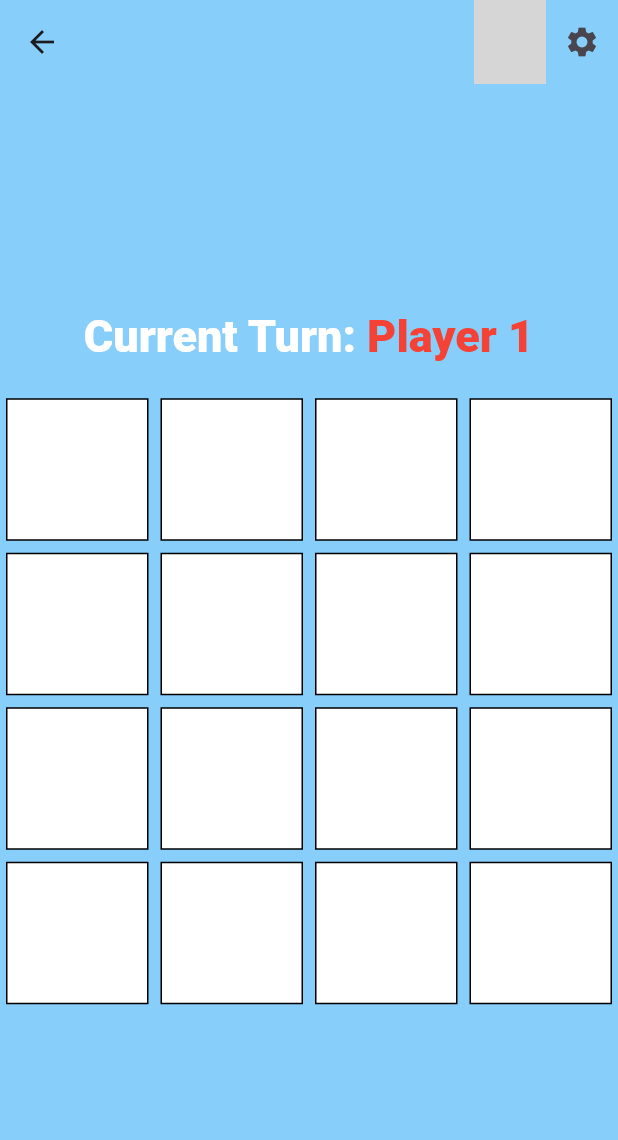
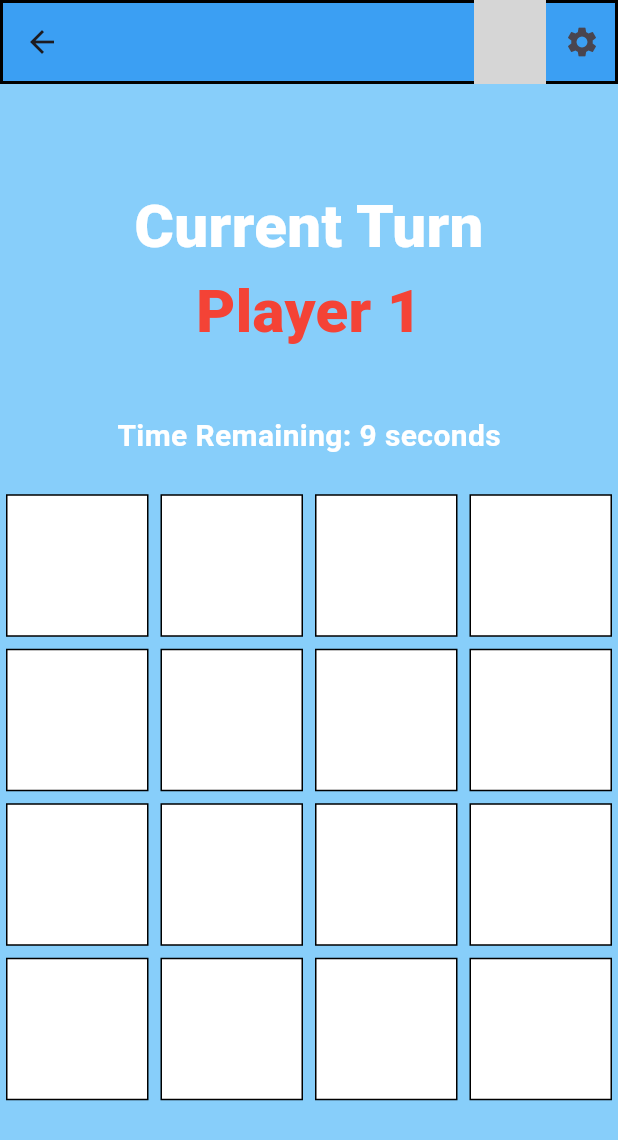
Before and after one commit to gauransh18/GRIDLOCK, a Flutter app: the GamePage screen opened by its route, on a phone screen of 412 x 824 dp. Shown: the top 1140 px of the screen. Run offline on Flutter 3.47's test engine with Material 3 defaults, Android fonts, the phone set to English and light mode, and no system bars; our stand-ins replace google_fonts; missing offline and left inert: simple_animated_button; Roboto replaces fonts that are missing (Slackey); grey boxes are pictures that could not be loaded.

Commit message:
game page ui update 2

```diff
--- a/lib/screens/game_page.dart
+++ b/lib/screens/game_page.dart
@@ -5,6 +5,7 @@ import 'package:provider/provider.dart';
 import 'package:simple_animated_button/elevated_layer_button.dart';
 import 'settings_screen.dart';
 import 'package:google_fonts/google_fonts.dart';
+import 'dart:async';
 
 class GamePage extends StatefulWidget {
   final String title;
@@ -16,30 +17,61 @@ class GamePage extends StatefulWidget {
 }
 
 class _GamePageState extends State<GamePage> {
+  Timer? _turnTimer;
+  int _remainingTime = 10;
+
   @override
   void initState() {
     super.initState();
     WidgetsBinding.instance.addPostFrameCallback((_) {
       final game = Provider.of<Game>(context, listen: false);
       game.addListener(_gameListener);
+      _startTimer();
     });
   }
 
   @override
   void dispose() {
+    _turnTimer?.cancel();
     final game = Provider.of<Game>(context, listen: false);
     game.removeListener(_gameListener);
     super.dispose();
   }
 
+  void _startTimer() {
+    _turnTimer?.cancel();
+    setState(() {
+      _remainingTime = 10;
+    });
+    _turnTimer = Timer.periodic(Duration(seconds: 1), (timer) {
+      if (_remainingTime > 0) {
+        setState(() {
+          _remainingTime--;
+        });
+      } else {
+        _turnTimer?.cancel();
+        _handleTimeOut();
+      }
+    });
+  }
+
+  void _handleTimeOut() {
+    final game = Provider.of<Game>(context, listen: false);
+    game.switchPlayer();
+    _startTimer();
+  }
+
   void _gameListener() {
     final game = Provider.of<Game>(context, listen: false);
     if (game.isGameOver) {
+      _turnTimer?.cancel();
       if (game.winner != null) {
         _showWinnerDialog(game.winner!);
       } else {
         _showDrawDialog();
       }
+    } else {
+      _startTimer();
     }
   }
 
@@ -117,18 +149,12 @@ class _GamePageState extends State<GamePage> {
     return Scaffold(
       backgroundColor: Color(0xFF87CEFA),
       appBar: AppBar(
-
-        backgroundColor: Colors.transparent,
-        // title: Text(
-        //   widget.title,
-        //   style: GoogleFonts.barriecito(
-        //     textStyle: TextStyle(
-        //       fontSize: 24.0,
-        //       fontWeight: FontWeight.w900,
-        //       color: Colors.white,
-        //     ),
-        //   ),
-        // ),
+        backgroundColor: const Color.fromARGB(255, 53, 171, 255),
+        elevation: 10,
+        shape: RoundedRectangleBorder(
+          side: BorderSide(color: Colors.black, width: 2),
+          borderRadius: BorderRadius.zero,
+        ),
         actions: [
           ElevatedLayerButton(
             onClick: _resetGame,
@@ -165,25 +191,35 @@ class _GamePageState extends State<GamePage> {
           mainAxisAlignment: MainAxisAlignment.center,
           crossAxisAlignment: CrossAxisAlignment.center,
           children: [
-            const SizedBox(height: 20),
-            RichText(
-              text: TextSpan(
-                text: 'Current Turn: ',
+            Column(
+              children: [
+                Text(
+                  'Current Turn',
                   style: GoogleFonts.slackey(
                     textStyle: TextStyle(
-                    fontSize: 30,
+                      fontSize: 40,
                       fontWeight: FontWeight.w900,
                       color: Colors.white,
                     ),
                   ),
-                children: [
-                  TextSpan(
-                    text: currentTurn,
-                    style: TextStyle(
+                ),
+                Text(
+                  currentTurn,
+                  style: GoogleFonts.slackey(
+                    fontSize: 40,
+                    fontWeight: FontWeight.w900,
                     color: currentTurn == "Player 1" ? player1Color : player2Color,
                   ),
                 ),
               ],
+            ),
+            const SizedBox(height: 40),
+            Text(
+              'Time Remaining: $_remainingTime seconds',
+              style: TextStyle(
+                fontSize: 20,
+                fontWeight: FontWeight.bold,
+                color: Colors.white,
               ),
             ),
             const SizedBox(height: 20),
```
Lines whose indentation alone changed are shown as unchanged.
